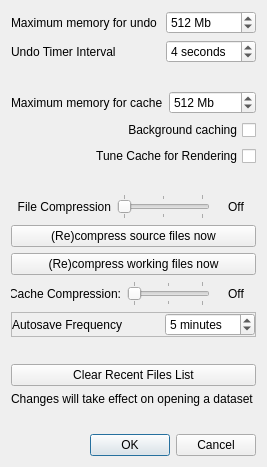
palaeoware/SPIERS, file SPIERSedit/ui/settings.ui: the form before one commit.
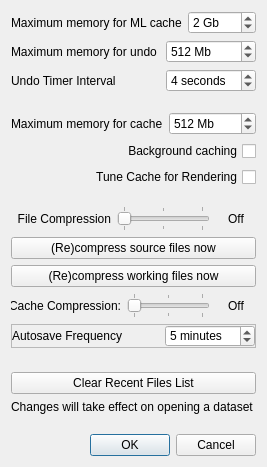
The form after the commit.

The edit to the form file:
```diff
--- a/SPIERSedit/ui/settings.ui
+++ b/SPIERSedit/ui/settings.ui
@@ -1,11 +1,11 @@
 <ui version="4.0" >
  <class>Settings</class>
- <widget class="QDialog" name="Settings" >
-  <property name="geometry" >
+ <widget class="QDialog" name="Settings">
+  <property name="geometry">
    <rect>
     <x>0</x>
     <y>0</y>
-    <width>249</width>
+    <width>250</width>
     <height>467</height>
    </rect>
   </property>
@@ -14,10 +14,37 @@
   </property>
   <layout class="QVBoxLayout" >
    <item>
-    <layout class="QHBoxLayout" >
+    <layout class="QHBoxLayout" name="horizontalLayout">
      <item>
-      <widget class="QLabel" name="label_2" >
-       <property name="text" >
+      <widget class="QLabel" name="label_6">
+       <property name="text">
+        <string>Maximum memory for ML cache</string>
+       </property>
+      </widget>
+     </item>
+     <item>
+      <widget class="QSpinBox" name="spinBoxCacheMemMLGb">
+       <property name="suffix">
+        <string> Gb</string>
+       </property>
+       <property name="minimum">
+        <number>1</number>
+       </property>
+       <property name="maximum">
+        <number>64</number>
+       </property>
+       <property name="value">
+        <number>2</number>
+       </property>
+      </widget>
+     </item>
+    </layout>
+   </item>
+   <item>
+    <layout class="QHBoxLayout">
+     <item>
+      <widget class="QLabel" name="label_2">
+       <property name="text">
         <string>Maximum memory for undo</string>
        </property>
       </widget>
```
Left out of the diff: 211 changed lines with no effect on the pictures.
